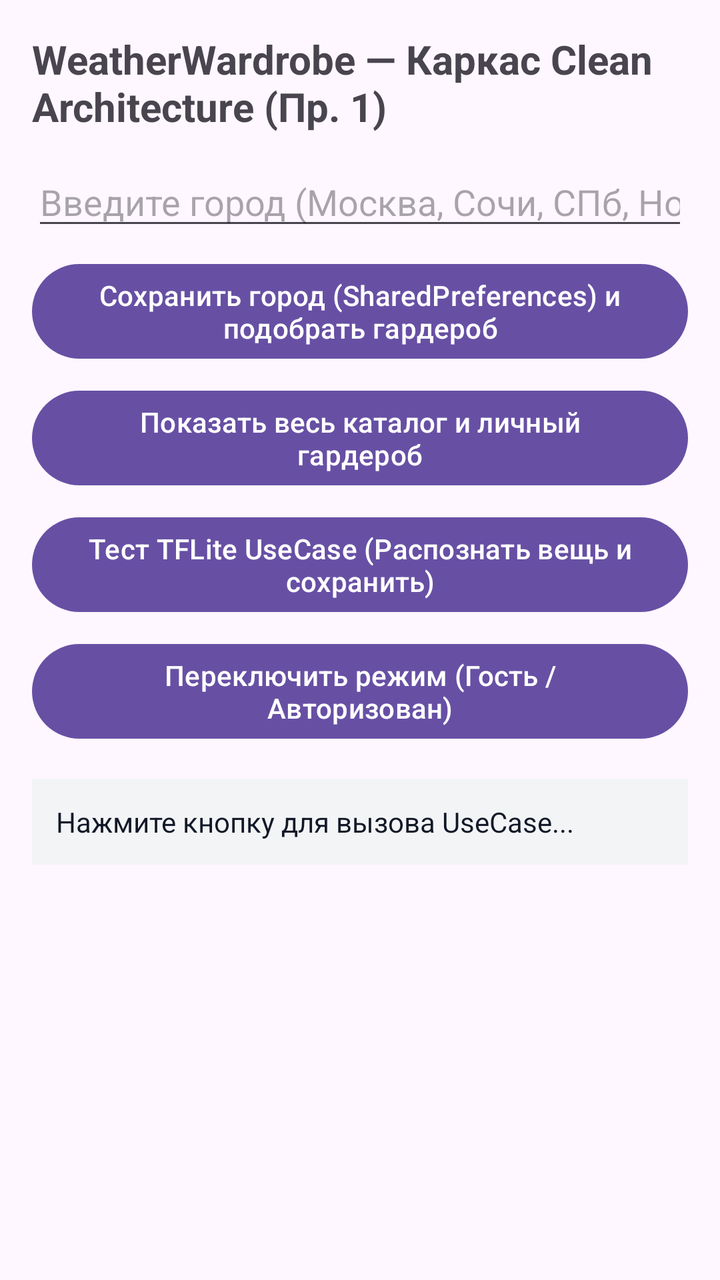
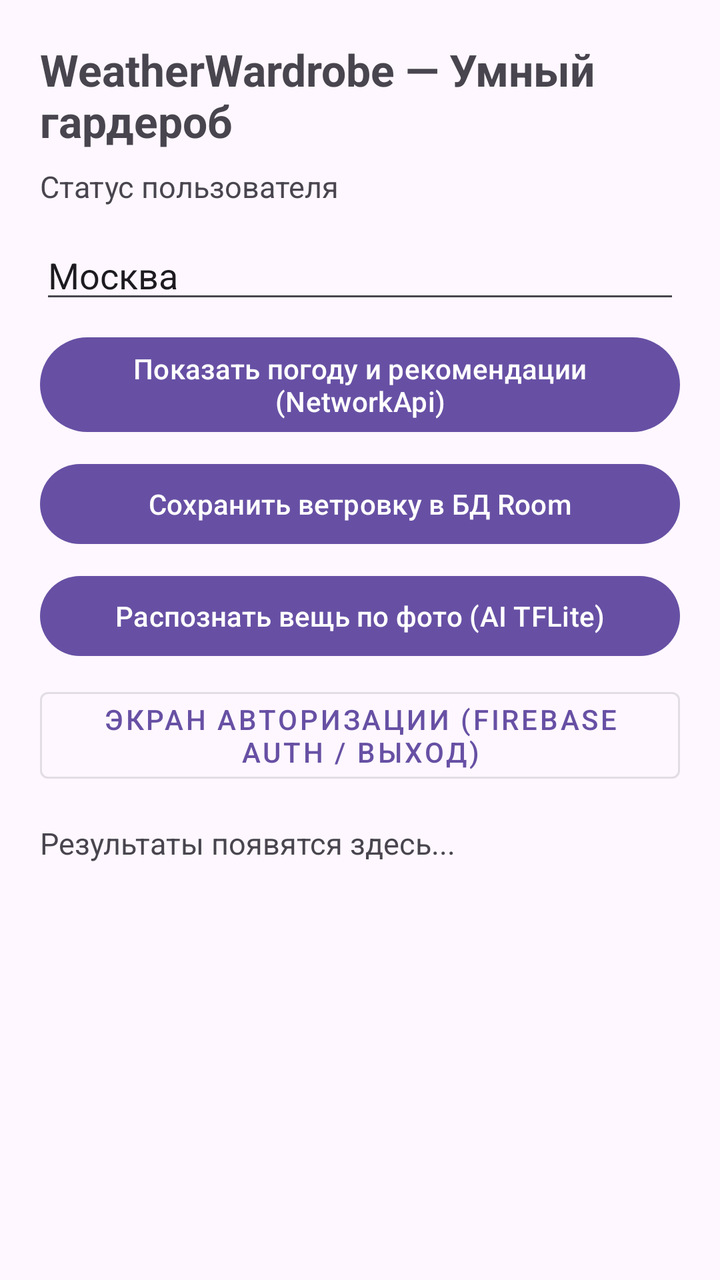

An Android layout rendered at two revisions. The XML below is the earlier revision; the diff shows what the commit changed to produce the second picture.
<!-- AndroidManifest.xml: application theme Theme.WeatherWardrobe -->
<!-- res/layout/activity_main.xml -->
<?xml version="1.0" encoding="utf-8"?>
<ScrollView xmlns:android="http://schemas.android.com/apk/res/android"
    xmlns:tools="http://schemas.android.com/tools"
    android:id="@+id/main"
    android:layout_width="match_parent"
    android:layout_height="match_parent"
    android:padding="16dp"
    tools:context=".presentation.MainActivity">

    <LinearLayout
        android:layout_width="match_parent"
        android:layout_height="wrap_content"
        android:orientation="vertical">

        <TextView
            android:id="@+id/textViewTitle"
            android:layout_width="match_parent"
            android:layout_height="wrap_content"
            android:text="WeatherWardrobe — Каркас Clean Architecture (Пр. 1)"
            android:textSize="20sp"
            android:textStyle="bold" />

        <EditText
            android:id="@+id/editTextCity"
            android:layout_width="match_parent"
            android:layout_height="wrap_content"
            android:layout_marginTop="12dp"
            android:hint="Введите город (Москва, Сочи, СПб, Новосибирск)"
            android:importantForAutofill="no"
            android:inputType="text" />

        <Button
            android:id="@+id/buttonSaveCity"
            android:layout_width="match_parent"
            android:layout_height="wrap_content"
            android:layout_marginTop="8dp"
            android:text="Сохранить город (SharedPreferences) и подобрать гардероб" />

        <Button
            android:id="@+id/buttonShowCatalog"
            android:layout_width="match_parent"
            android:layout_height="wrap_content"
            android:layout_marginTop="8dp"
            android:text="Показать весь каталог и личный гардероб" />

        <Button
            android:id="@+id/buttonTestAiScanner"
            android:layout_width="match_parent"
            android:layout_height="wrap_content"
            android:layout_marginTop="8dp"
            android:text="Тест TFLite UseCase (Распознать вещь и сохранить)" />

        <Button
            android:id="@+id/buttonToggleAuth"
            android:layout_width="match_parent"
            android:layout_height="wrap_content"
            android:layout_marginTop="8dp"
            android:text="Переключить режим (Гость / Авторизован)" />

        <TextView
            android:id="@+id/textViewOutput"
            android:layout_width="match_parent"
            android:layout_height="wrap_content"
            android:layout_marginTop="16dp"
            android:background="#F3F4F6"
            android:padding="12dp"
            android:text="Нажмите кнопку для вызова UseCase..."
            android:textColor="#111827"
            android:textSize="14sp" />

    </LinearLayout>
</ScrollView>
<!-- resources referenced by this layout -->
<resources>
  <style name="Theme.WeatherWardrobe" parent="Base.Theme.WeatherWardrobe" />
  <style name="Base.Theme.WeatherWardrobe" parent="Theme.Material3.DayNight.NoActionBar">
      </style>
</resources>

<!-- the commit's change to res/layout/activity_main.xml (unified diff, before → after) -->
@@ -1,72 +1,77 @@
 <?xml version="1.0" encoding="utf-8"?>
 <ScrollView xmlns:android="http://schemas.android.com/apk/res/android"
-    xmlns:tools="http://schemas.android.com/tools"
-    android:id="@+id/main"
     android:layout_width="match_parent"
     android:layout_height="match_parent"
-    android:padding="16dp"
-    tools:context=".presentation.MainActivity">
+    android:fillViewport="true">
 
     <LinearLayout
         android:layout_width="match_parent"
         android:layout_height="wrap_content"
-        android:orientation="vertical">
+        android:orientation="vertical"
+        android:padding="20dp">
 
         <TextView
             android:id="@+id/textViewTitle"
             android:layout_width="match_parent"
             android:layout_height="wrap_content"
-            android:text="WeatherWardrobe — Каркас Clean Architecture (Пр. 1)"
-            android:textSize="20sp"
+            android:text="WeatherWardrobe — Умный гардероб"
+            android:textSize="22sp"
             android:textStyle="bold" />
+
+        <TextView
+            android:id="@+id/textViewUserStatus"
+            android:layout_width="match_parent"
+            android:layout_height="wrap_content"
+            android:layout_marginTop="8dp"
+            android:text="Статус пользователя"
+            android:textSize="15sp" />
 
         <EditText
             android:id="@+id/editTextCity"
             android:layout_width="match_parent"
             android:layout_height="wrap_content"
             android:layout_marginTop="12dp"
-            android:hint="Введите город (Москва, Сочи, СПб, Новосибирск)"
-            android:importantForAutofill="no"
-            android:inputType="text" />
+            android:hint="Введите город (Москва, Сочи, Новосибирск)"
+            android:inputType="textCapWords"
+            android:text="Москва" />
 
         <Button
-            android:id="@+id/buttonSaveCity"
+            android:id="@+id/buttonLoadWeather"
             android:layout_width="match_parent"
             android:layout_height="wrap_content"
             android:layout_marginTop="8dp"
-            android:text="Сохранить город (SharedPreferences) и подобрать гардероб" />
+            android:text="Показать погоду и рекомендации (NetworkApi)" />
 
         <Button
-            android:id="@+id/buttonShowCatalog"
+            android:id="@+id/buttonSaveWardrobe"
             android:layout_width="match_parent"
             android:layout_height="wrap_content"
             android:layout_marginTop="8dp"
-            android:text="Показать весь каталог и личный гардероб" />
+            android:text="Сохранить ветровку в БД Room" />
 
         <Button
-            android:id="@+id/buttonTestAiScanner"
+            android:id="@+id/buttonRecognizePhoto"
             android:layout_width="match_parent"
             android:layout_height="wrap_content"
             android:layout_marginTop="8dp"
-            android:text="Тест TFLite UseCase (Распознать вещь и сохранить)" />
+            android:text="Распознать вещь по фото (AI TFLite)" />
 
         <Button
-            android:id="@+id/buttonToggleAuth"
+            android:id="@+id/buttonBackToAuth"
+            style="@style/Widget.MaterialComponents.Button.OutlinedButton"
             android:layout_width="match_parent"
             android:layout_height="wrap_content"
             android:layout_marginTop="8dp"
-            android:text="Переключить режим (Гость / Авторизован)" />
+            android:text="Экран авторизации (Firebase Auth / Выход)" />
 
         <TextView
             android:id="@+id/textViewOutput"
             android:layout_width="match_parent"
             android:layout_height="wrap_content"
             android:layout_marginTop="16dp"
-            android:background="#F3F4F6"
-            android:padding="12dp"
-            android:text="Нажмите кнопку для вызова UseCase..."
-            android:textColor="#111827"
-            android:textSize="14sp" />
+            android:lineSpacingExtra="4dp"
+            android:text="Результаты появятся здесь..."
+            android:textSize="15sp" />
 
     </LinearLayout>
 </ScrollView>
